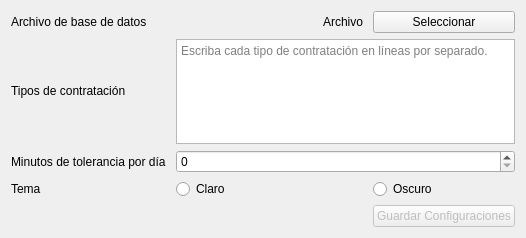
Before: the Qt Designer form opciones.ui in enchiladaSuiza/AsistenciaFototeca, drawn with Qt 5.
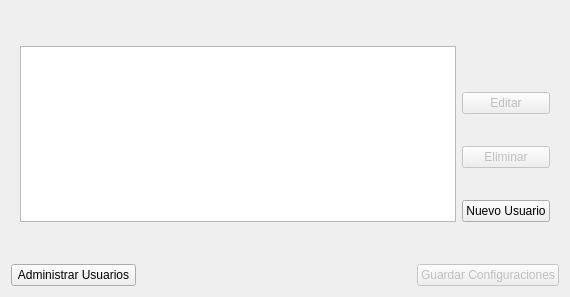
After: the same form once the commit is applied. The open tabs and pages were chosen to show the change.

Commit message: Sistema de usuarios

```diff
--- a/opciones.ui
+++ b/opciones.ui
@@ -6,8 +6,8 @@
    <rect>
     <x>0</x>
     <y>0</y>
-    <width>526</width>
-    <height>238</height>
+    <width>570</width>
+    <height>297</height>
    </rect>
   </property>
   <property name="windowTitle">
@@ -17,29 +17,10 @@
    <property name="horizontalSpacing">
     <number>10</number>
    </property>
-   <item row="1" column="0" alignment="Qt::AlignLeft|Qt::AlignVCenter">
-    <widget class="QLabel" name="contratacionLabel">
-     <property name="sizePolicy">
-      <sizepolicy hsizetype="Minimum" vsizetype="Minimum">
-       <horstretch>0</horstretch>
-       <verstretch>0</verstretch>
-      </sizepolicy>
-     </property>
+   <item row="4" column="0">
+    <widget class="QPushButton" name="pantallaButton">
      <property name="text">
-      <string>Tipos de contratación</string>
-     </property>
-    </widget>
-   </item>
-   <item row="1" column="1" colspan="3">
-    <widget class="QPlainTextEdit" name="contratacionesEdit">
-     <property name="sizePolicy">
-      <sizepolicy hsizetype="MinimumExpanding" vsizetype="Maximum">
-       <horstretch>0</horstretch>
-       <verstretch>0</verstretch>
-      </sizepolicy>
-     </property>
-     <property name="placeholderText">
-      <string>Escriba cada tipo de contratación en líneas por separado.</string>
+      <string>Administrar Usuarios</string>
      </property>
     </widget>
    </item>
@@ -59,14 +40,27 @@
      </property>
     </widget>
    </item>
-   <item row="2" column="0">
-    <widget class="QLabel" name="toleranciaLabel">
-     <property name="text">
-      <string>Minutos de tolerancia por día</string>
+   <item row="0" column="0" colspan="4">
+    <widget class="QStackedWidget" name="stackedWidget">
+     <property name="currentIndex">
+      <number>0</number>
+     </property>
+     <widget class="QWidget" name="valores">
+      <layout class="QGridLayout" name="gridLayout_2">
+       <item row="1" column="1" colspan="2">
+        <widget class="QPlainTextEdit" name="contratacionesEdit">
+         <property name="sizePolicy">
+          <sizepolicy hsizetype="MinimumExpanding" vsizetype="Maximum">
+           <horstretch>0</horstretch>
+           <verstretch>0</verstretch>
+          </sizepolicy>
+         </property>
+         <property name="placeholderText">
+          <string>Escriba cada tipo de contratación en líneas por separado.</string>
      </property>
     </widget>
    </item>
-   <item row="0" column="2">
+       <item row="0" column="1">
     <widget class="QLabel" name="nombreArchivoLabel">
      <property name="sizePolicy">
       <sizepolicy hsizetype="Preferred" vsizetype="Maximum">
@@ -82,14 +76,47 @@
      </property>
     </widget>
    </item>
-   <item row="2" column="1" colspan="3">
+       <item row="2" column="1" colspan="2">
     <widget class="QSpinBox" name="toleranciaSbox">
      <property name="maximum">
       <number>9999</number>
      </property>
     </widget>
    </item>
-   <item row="0" column="0" alignment="Qt::AlignLeft|Qt::AlignVCenter">
+       <item row="2" column="0">
+        <widget class="QLabel" name="toleranciaLabel">
+         <property name="text">
+          <string>Minutos de tolerancia por día</string>
+         </property>
+        </widget>
+       </item>
+       <item row="0" column="2">
+        <widget class="QPushButton" name="seleccionarArchivoButton">
+         <property name="sizePolicy">
+          <sizepolicy hsizetype="Minimum" vsizetype="Minimum">
+           <horstretch>0</horstretch>
+           <verstretch>0</verstretch>
+          </sizepolicy>
+         </property>
+         <property name="text">
+          <string>Seleccionar</string>
+         </property>
+        </widget>
+       </item>
+       <item row="1" column="0">
+        <widget class="QLabel" name="contratacionLabel">
+         <property name="sizePolicy">
+          <sizepolicy hsizetype="Minimum" vsizetype="Minimum">
+           <horstretch>0</horstretch>
+           <verstretch>0</verstretch>
+          </sizepolicy>
+         </property>
+         <property name="text">
+          <string>Tipos de contratación</string>
+         </property>
+        </widget>
+       </item>
+       <item row="0" column="0">
     <widget class="QLabel" name="archivoLabel">
      <property name="sizePolicy">
       <sizepolicy hsizetype="Minimum" vsizetype="Minimum">
@@ -105,19 +132,6 @@
      </property>
     </widget>
    </item>
-   <item row="0" column="3">
-    <widget class="QPushButton" name="seleccionarArchivoButton">
-     <property name="sizePolicy">
-      <sizepolicy hsizetype="Minimum" vsizetype="Minimum">
-       <horstretch>0</horstretch>
-       <verstretch>0</verstretch>
-      </sizepolicy>
-     </property>
-     <property name="text">
-      <string>Seleccionar</string>
-     </property>
-    </widget>
-   </item>
    <item row="3" column="0">
     <widget class="QLabel" name="temaLabel">
      <property name="text">
@@ -125,17 +139,7 @@
      </property>
     </widget>
    </item>
-   <item row="3" column="3">
-    <widget class="QRadioButton" name="oscuroButton">
-     <property name="text">
-      <string>Oscuro</string>
-     </property>
-     <attribute name="buttonGroup">
-      <string notr="true">buttonGroup</string>
-     </attribute>
-    </widget>
-   </item>
-   <item row="3" column="1" colspan="2">
+       <item row="3" column="1">
     <widget class="QRadioButton" name="claroButton">
      <property name="text">
       <string>Claro</string>
@@ -143,6 +147,86 @@
      <attribute name="buttonGroup">
       <string notr="true">buttonGroup</string>
      </attribute>
+        </widget>
+       </item>
+       <item row="3" column="2">
+        <widget class="QRadioButton" name="oscuroButton">
+         <property name="text">
+          <string>Oscuro</string>
+         </property>
+         <attribute name="buttonGroup">
+          <string notr="true">buttonGroup</string>
+         </attribute>
+        </widget>
+       </item>
+      </layout>
+     </widget>
+     <widget class="QWidget" name="usuarios">
+      <layout class="QGridLayout" name="gridLayout_3">
+       <item row="2" column="1">
+        <widget class="QPushButton" name="eliminarUsuarioButton">
+         <property name="enabled">
+          <bool>false</bool>
+         </property>
+         <property name="text">
+          <string>Eliminar</string>
+         </property>
+        </widget>
+       </item>
+       <item row="1" column="1">
+        <widget class="QPushButton" name="editarUsuarioButton">
+         <property name="enabled">
+          <bool>false</bool>
+         </property>
+         <property name="text">
+          <string>Editar</string>
+         </property>
+        </widget>
+       </item>
+       <item row="0" column="1">
+        <widget class="QLabel" name="usuarioLabel">
+         <property name="sizePolicy">
+          <sizepolicy hsizetype="Preferred" vsizetype="Maximum">
+           <horstretch>0</horstretch>
+           <verstretch>0</verstretch>
+          </sizepolicy>
+         </property>
+         <property name="text">
+          <string/>
+         </property>
+         <property name="alignment">
+          <set>Qt::AlignCenter</set>
+         </property>
+        </widget>
+       </item>
+       <item row="3" column="1">
+        <widget class="QPushButton" name="nuevoUsuarioButton">
+         <property name="sizePolicy">
+          <sizepolicy hsizetype="Maximum" vsizetype="Fixed">
+           <horstretch>0</horstretch>
+           <verstretch>0</verstretch>
+          </sizepolicy>
+         </property>
+         <property name="text">
+          <string>Nuevo Usuario</string>
+         </property>
+        </widget>
+       </item>
+       <item row="0" column="0" rowspan="4">
+        <widget class="QListView" name="listView">
+         <property name="sizePolicy">
+          <sizepolicy hsizetype="Minimum" vsizetype="Minimum">
+           <horstretch>0</horstretch>
+           <verstretch>0</verstretch>
+          </sizepolicy>
+         </property>
+         <property name="sizeAdjustPolicy">
+          <enum>QAbstractScrollArea::AdjustToContentsOnFirstShow</enum>
+         </property>
+        </widget>
+       </item>
+      </layout>
+     </widget>
     </widget>
    </item>
   </layout>
```
Lines whose indentation alone changed are shown as unchanged. The commit also changes 14 other files.
